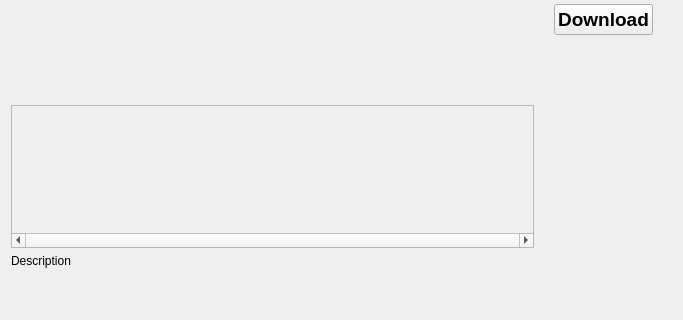
The window that BaseClient/Source/PageContentContentWidget.ui (WorksAhead/Base) describes before a commit, drawn with Qt 5; both pictures show x 0 to 683 and y 92 to 412 of the 826 by 700 pixel window.
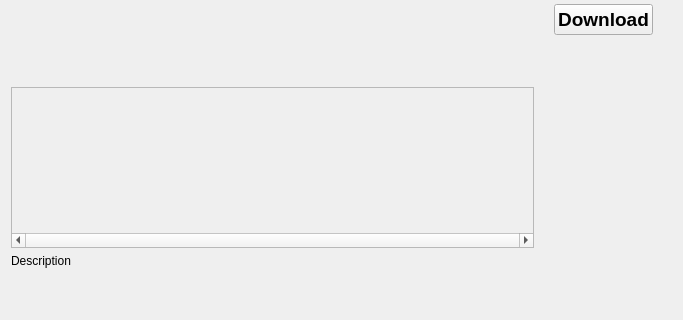
The same window after the commit. Custom widgets are drawn as their Qt base class.

The edit to the form file:
```diff
--- a/BaseClient/Source/PageContentContentWidget.ui
+++ b/BaseClient/Source/PageContentContentWidget.ui
@@ -32,14 +32,7 @@
          <number>0</number>
         </property>
         <item>
-         <widget class="ImageViewerWidget" name="screenshotViewer" native="true">
-          <property name="minimumSize">
-           <size>
-            <width>320</width>
-            <height>180</height>
-           </size>
-          </property>
-         </widget>
+         <widget class="StackedWidget" name="stackedWidget"/>
         </item>
         <item>
          <widget class="QScrollArea" name="thumbnailScrollArea">
@@ -64,7 +57,7 @@
              <x>0</x>
              <y>0</y>
              <width>522</width>
-             <height>122</height>
+             <height>141</height>
             </rect>
            </property>
           </widget>
@@ -203,9 +196,9 @@
  </widget>
  <customwidgets>
   <customwidget>
-   <class>ImageViewerWidget</class>
-   <extends>QWidget</extends>
-   <header>ImageViewerWidget.h</header>
+   <class>StackedWidget</class>
+   <extends>QStackedWidget</extends>
+   <header>StackedWidget.h</header>
    <container>1</container>
   </customwidget>
  </customwidgets>
```
Left out of the diff: 2 changed lines with no effect on the pictures.
